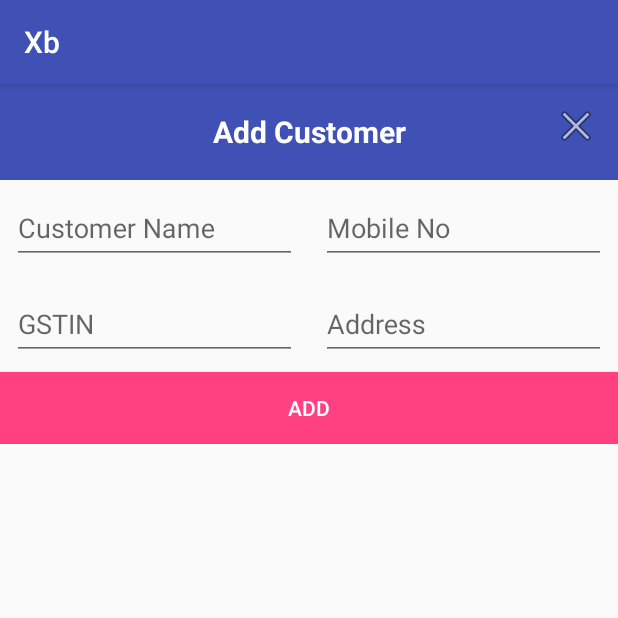
After one commit to vishnuruban/Xb, an Android app: the fragment AddCustomer shown on its own in the app's theme, on a phone screen of 412 x 824 dp, the top half of it. The commit adds this screen. Run offline under Robolectric (Android 15) with nearby library versions, the phone set to English and light mode, and no system bars.

Commit message:
Customer table added

```diff
--- /dev/null
+++ b/app/src/main/java/in/net/maitri/xb/customer/AddCustomer.java
@@ -0,0 +1,89 @@
+package in.net.maitri.xb.customer;
+
+
+import android.app.Dialog;
+import android.app.DialogFragment;
+import android.os.Bundle;
+import android.support.annotation.NonNull;
+import android.support.annotation.Nullable;
+import android.view.LayoutInflater;
+import android.view.View;
+import android.view.ViewGroup;
+import android.view.Window;
+import android.widget.Button;
+import android.widget.EditText;
+import android.widget.TextView;
+import android.widget.Toast;
+
+import in.net.maitri.xb.R;
+import in.net.maitri.xb.db.Customer;
+import in.net.maitri.xb.db.DbHandler;
+
+public class AddCustomer extends DialogFragment{
+
+    @Nullable
+    @Override
+    public View onCreateView(LayoutInflater inflater, @Nullable ViewGroup container, Bundle savedInstanceState) {
+        View view = inflater.inflate(R.layout.add_customer, container, false);
+
+        TextView dialogHeader = (TextView) view.findViewById(R.id.dialog_header);
+        dialogHeader.setText("Add Customer");
+
+        final EditText customerName = (EditText) view.findViewById(R.id.customer_name);
+        final EditText customerMobile = (EditText) view.findViewById(R.id.mobile);
+        final EditText customerGstin = (EditText) view.findViewById(R.id.gstin);
+        final EditText customerAddress = (EditText) view.findViewById(R.id.address);
+        Button add = (Button) view.findViewById(R.id.add_details);
+        add.setOnClickListener(new View.OnClickListener() {
+            @Override
+            public void onClick(View view) {
+                String name = customerName.getText().toString();
+                String mob = customerMobile.getText().toString();
+                String gstin = customerGstin.getText().toString();
+                String address = customerAddress .getText().toString();
+                if (name.isEmpty() || mob.isEmpty()){
+                    Toast.makeText(getActivity(), "Enter customer name or mobile no.", Toast.LENGTH_SHORT).show();
+                } else {
+                    Customer customer = new Customer();
+                    if (name.isEmpty()){
+                        customer.setName("");
+                    } else {
+                        customer.setName(name);
+                    }
+                    if (mob.isEmpty()){
+                        customer.setMobileno(Integer.parseInt(""));
+                    } else {
+                        customer.setMobileno(Integer.parseInt(mob));
+                    }
+                    if (gstin.isEmpty()){
+                        customer.setGstin("");
+                    } else {
+                        customer.setGstin(gstin);
+                    }
+                    if (address.isEmpty()){
+                        customer.setAddress("");
+                    } else {
+                        customer.setAddress(address);
+                    }
+                    addCustomer(customer);
+                }
+            }
+        });
+
+        return view;
+    }
+
+    @NonNull
+    @Override
+    public Dialog onCreateDialog(Bundle savedInstanceState) {
+        Dialog dialog = super.onCreateDialog(savedInstanceState);
+        dialog.requestWindowFeature(Window.FEATURE_NO_TITLE);
+        return dialog;
+    }
+
+    private void addCustomer(Customer customer){
+        DbHandler dbHandler = new DbHandler(getActivity());
+        dbHandler.addCustomer(customer);
+        dismiss();
+    }
+}
--- a/app/src/main/java/in/net/maitri/xb/db/DbActivity.java
+++ b/app/src/main/java/in/net/maitri/xb/db/DbActivity.java
@@ -7,9 +7,6 @@ import android.util.Log;
 
 import in.net.maitri.xb.R;
 
-/**
- * Created by SYSRAJ4 on 06/11/2017.
- */
 
 public class DbActivity extends Activity {
 
--- /dev/null
+++ b/app/src/main/res/layout/add_customer.xml
@@ -0,0 +1,131 @@
+<ScrollView xmlns:android="http://schemas.android.com/apk/res/android"
+    android:layout_width="wrap_content"
+    android:layout_height="wrap_content">
+
+    <LinearLayout
+        android:layout_width="wrap_content"
+        android:layout_height="wrap_content"
+        android:orientation="vertical">
+
+        <RelativeLayout
+            android:layout_width="match_parent"
+            android:layout_height="wrap_content">
+
+            <TextView
+                android:id="@+id/dialog_header"
+                android:layout_width="match_parent"
+                android:layout_height="64dp"
+                android:background="@color/colorPrimary"
+                android:gravity="center"
+                android:textColor="#FFFFFF"
+                android:textSize="20sp"
+                android:textStyle="bold" />
+
+            <ImageView
+                android:id="@+id/close"
+                android:layout_width="wrap_content"
+                android:layout_height="wrap_content"
+                android:layout_alignParentEnd="true"
+                android:layout_alignParentTop="true"
+                android:padding="12dp"
+                android:src="@android:drawable/ic_menu_close_clear_cancel" />
+
+        </RelativeLayout>
+
+
+        <LinearLayout
+            android:id="@+id/item_layout"
+            android:layout_width="match_parent"
+            android:layout_height="wrap_content"
+            android:orientation="vertical">
+
+            <LinearLayout
+                android:layout_width="match_parent"
+                android:layout_height="wrap_content"
+                android:orientation="horizontal"
+                android:weightSum="1">
+
+                <android.support.design.widget.TextInputLayout
+                    android:layout_width="0dp"
+                    android:layout_height="wrap_content"
+                    android:layout_weight="0.5">
+
+                    <android.support.design.widget.TextInputEditText
+                        android:id="@+id/customer_name"
+                        android:layout_width="match_parent"
+                        android:layout_height="wrap_content"
+                        android:layout_margin="8dp"
+                        android:hint="Customer Name"
+                        android:inputType="text" />
+
+                </android.support.design.widget.TextInputLayout>
+
+                <android.support.design.widget.TextInputLayout
+                    android:layout_width="0dp"
+                    android:layout_height="wrap_content"
+                    android:layout_weight="0.5">
+
+                    <android.support.design.widget.TextInputEditText
+                        android:id="@+id/mobile"
+                        android:layout_width="match_parent"
+                        android:layout_height="wrap_content"
+                        android:layout_margin="8dp"
+                        android:hint="Mobile No"
+                        android:inputType="text" />
+
+                </android.support.design.widget.TextInputLayout>
+
+            </LinearLayout>
+
+            <LinearLayout
+                android:layout_width="match_parent"
+                android:layout_height="wrap_content"
+                android:orientation="horizontal"
+                android:weightSum="1">
+
+                <android.support.design.widget.TextInputLayout
+                    android:layout_width="0dp"
+                    android:layout_height="wrap_content"
+                    android:layout_weight="0.5">
+
+                    <android.support.design.widget.TextInputEditText
+                        android:id="@+id/gstin"
+                        android:layout_width="match_parent"
+                        android:layout_height="wrap_content"
+                        android:layout_margin="8dp"
+                        android:hint="GSTIN"
+                        android:inputType="numberDecimal" />
+
+                </android.support.design.widget.TextInputLayout>
+
+                <android.support.design.widget.TextInputLayout
+                    android:layout_width="0dp"
+                    android:layout_height="wrap_content"
+                    android:layout_weight="0.5">
+
+                    <android.support.design.widget.TextInputEditText
+                        android:id="@+id/address"
+                        android:layout_width="match_parent"
+                        android:layout_height="wrap_content"
+                        android:layout_margin="8dp"
+                        android:hint="Address"
+                        android:inputType="numberDecimal" />
+
+                </android.support.design.widget.TextInputLayout>
+
+            </LinearLayout>
+
+
+        </LinearLayout>
+
+        <Button
+            android:id="@+id/add_details"
+            android:layout_width="match_parent"
+            android:layout_height="wrap_content"
+            android:background="@color/colorAccent"
+            android:text="Add"
+            android:textColor="#FFFFFF" />
+
+    </LinearLayout>
+
+</ScrollView>
```
Also changed, not shown: app/src/main/java/in/net/maitri/xb/db/Customer.java (added, +68 -0 lines), app/src/main/java/in/net/maitri/xb/db/DbHandler.java (+45 -1 lines).
